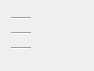
orfeotoolbox/OTB, file Code/Common/Gui/mvdColorDynamicsWidget.ui: the form before one commit.
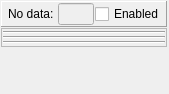
The form after the commit. Custom widgets are drawn as their Qt base class.

Commit message: ENH: Added No-data to color-dynamics widget.

```diff
--- a/Code/Common/Gui/mvdColorDynamicsWidget.ui
+++ b/Code/Common/Gui/mvdColorDynamicsWidget.ui
@@ -6,8 +6,8 @@
    <rect>
     <x>0</x>
     <y>0</y>
-    <width>94</width>
-    <height>71</height>
+    <width>169</width>
+    <height>94</height>
    </rect>
   </property>
   <property name="windowTitle">
@@ -16,49 +16,90 @@
   <property name="locale">
    <locale language="C" country="AnyCountry"/>
   </property>
-  <layout class="QGridLayout" name="gridLayout_2">
-   <item row="0" column="0">
     <layout class="QGridLayout" name="gridLayout">
-     <item row="2" column="0">
-      <widget class="ColorBandDynamicsWidget" name="greenWidget" native="true">
-       <property name="sizePolicy">
-        <sizepolicy hsizetype="Preferred" vsizetype="Preferred">
-         <horstretch>0</horstretch>
-         <verstretch>0</verstretch>
-        </sizepolicy>
-       </property>
-       <property name="minimumSize">
-        <size>
-         <width>0</width>
-         <height>0</height>
-        </size>
-       </property>
-      </widget>
-     </item>
-     <item row="4" column="0">
-      <widget class="ColorBandDynamicsWidget" name="blueWidget" native="true">
-       <property name="sizePolicy">
-        <sizepolicy hsizetype="Preferred" vsizetype="Preferred">
-         <horstretch>0</horstretch>
-         <verstretch>0</verstretch>
-        </sizepolicy>
-       </property>
-       <property name="minimumSize">
-        <size>
-         <width>0</width>
-         <height>0</height>
-        </size>
+   <property name="margin">
+    <number>1</number>
+   </property>
+   <property name="spacing">
+    <number>1</number>
+   </property>
+   <item row="0" column="0">
+    <widget class="QFrame" name="noDataFrame">
+     <property name="frameShape">
+      <enum>QFrame::Panel</enum>
+     </property>
+     <property name="frameShadow">
+      <enum>QFrame::Raised</enum>
+     </property>
+     <layout class="QHBoxLayout" name="horizontalLayout_2">
+      <property name="spacing">
+       <number>1</number>
+      </property>
+      <property name="leftMargin">
+       <number>6</number>
+      </property>
+      <property name="topMargin">
+       <number>1</number>
+      </property>
+      <property name="rightMargin">
+       <number>1</number>
+      </property>
+      <property name="bottomMargin">
+       <number>1</number>
+      </property>
+      <item>
+       <widget class="QLabel" name="noDataLabel">
+        <property name="text">
+         <string>No data: </string>
+        </property>
+       </widget>
+      </item>
+      <item>
+       <widget class="QLineEdit" name="noDataLineEdit">
+        <property name="enabled">
+         <bool>false</bool>
+        </property>
+       </widget>
+      </item>
+      <item>
+       <widget class="QCheckBox" name="noDataCheckBox">
+        <property name="text">
+         <string>Enabled</string>
        </property>
       </widget>
      </item>
-     <item row="1" column="0">
-      <widget class="Line" name="rgLine">
+     </layout>
+    </widget>
+   </item>
+   <item row="0" column="1">
+    <spacer name="horizontalSpacer">
        <property name="orientation">
         <enum>Qt::Horizontal</enum>
        </property>
-      </widget>
-     </item>
-     <item row="0" column="0">
+     <property name="sizeHint" stdset="0">
+      <size>
+       <width>0</width>
+       <height>20</height>
+      </size>
+     </property>
+    </spacer>
+   </item>
+   <item row="1" column="0">
+    <widget class="QFrame" name="colorFrame">
+     <property name="frameShape">
+      <enum>QFrame::StyledPanel</enum>
+     </property>
+     <property name="frameShadow">
+      <enum>QFrame::Plain</enum>
+     </property>
+     <layout class="QVBoxLayout" name="verticalLayout">
+      <property name="spacing">
+       <number>1</number>
+      </property>
+      <property name="margin">
+       <number>1</number>
+      </property>
+      <item>
       <widget class="ColorBandDynamicsWidget" name="redWidget" native="true">
        <property name="sizePolicy">
         <sizepolicy hsizetype="Preferred" vsizetype="Preferred">
@@ -80,21 +121,60 @@
        </property>
       </widget>
      </item>
-     <item row="5" column="0">
-      <widget class="Line" name="bwLine">
+      <item>
+       <widget class="Line" name="rgLine">
        <property name="orientation">
         <enum>Qt::Horizontal</enum>
        </property>
       </widget>
      </item>
-     <item row="3" column="0">
+      <item>
+       <widget class="ColorBandDynamicsWidget" name="greenWidget" native="true">
+        <property name="sizePolicy">
+         <sizepolicy hsizetype="Preferred" vsizetype="Preferred">
+          <horstretch>0</horstretch>
+          <verstretch>0</verstretch>
+         </sizepolicy>
+        </property>
+        <property name="minimumSize">
+         <size>
+          <width>0</width>
+          <height>0</height>
+         </size>
+        </property>
+       </widget>
+      </item>
+      <item>
       <widget class="Line" name="gbLine">
        <property name="orientation">
         <enum>Qt::Horizontal</enum>
        </property>
       </widget>
      </item>
-     <item row="6" column="0">
+      <item>
+       <widget class="ColorBandDynamicsWidget" name="blueWidget" native="true">
+        <property name="sizePolicy">
+         <sizepolicy hsizetype="Preferred" vsizetype="Preferred">
+          <horstretch>0</horstretch>
+          <verstretch>0</verstretch>
+         </sizepolicy>
+        </property>
+        <property name="minimumSize">
+         <size>
+          <width>0</width>
+          <height>0</height>
+         </size>
+        </property>
+       </widget>
+      </item>
+      <item>
+       <widget class="Line" name="bwLine">
+        <property name="orientation">
+         <enum>Qt::Horizontal</enum>
+        </property>
+       </widget>
+      </item>
+      <item>
       <widget class="ColorBandDynamicsWidget" name="whiteWidget" native="true">
        <property name="sizePolicy">
         <sizepolicy hsizetype="Preferred" vsizetype="Preferred">
@@ -111,8 +191,9 @@
       </widget>
      </item>
     </layout>
+    </widget>
    </item>
-   <item row="1" column="0">
+   <item row="2" column="0" colspan="2">
     <spacer name="verticalSpacer">
      <property name="orientation">
       <enum>Qt::Vertical</enum>
@@ -125,19 +206,6 @@
      </property>
     </spacer>
    </item>
-   <item row="0" column="1">
-    <spacer name="horizontalSpacer">
-     <property name="orientation">
-      <enum>Qt::Horizontal</enum>
-     </property>
-     <property name="sizeHint" stdset="0">
-      <size>
-       <width>0</width>
-       <height>20</height>
-      </size>
-     </property>
-    </spacer>
-   </item>
   </layout>
  </widget>
  <customwidgets>
```
Left out of the diff: 19 changed lines with no effect on the pictures. Lines whose indentation alone changed are shown as unchanged.
